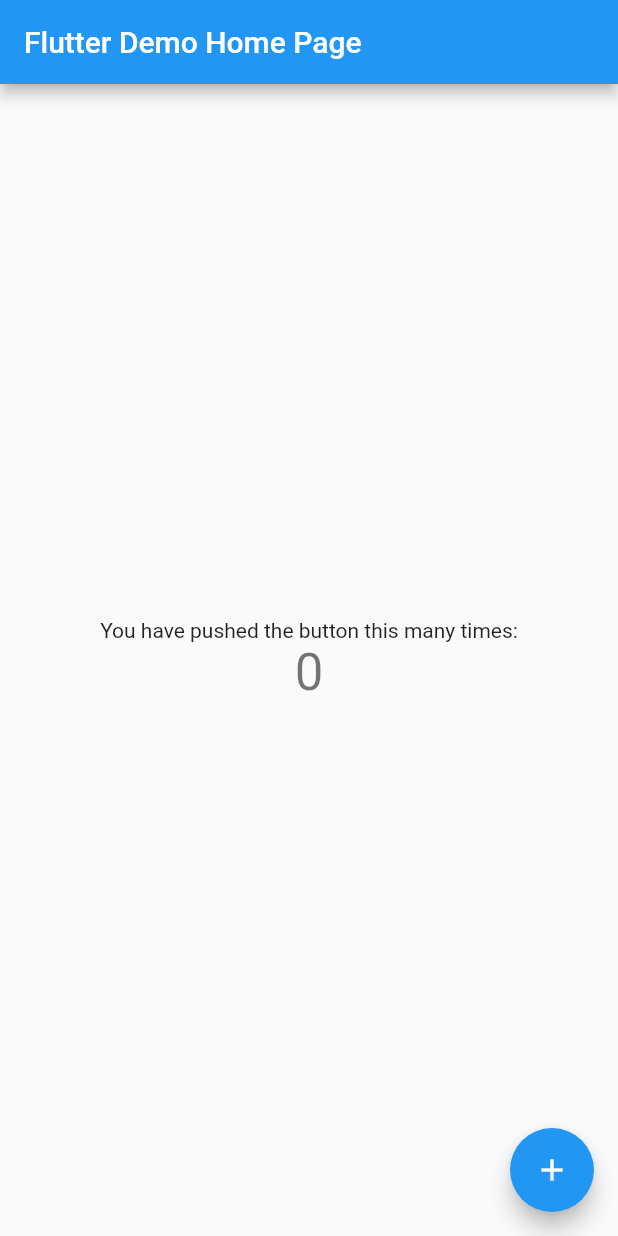
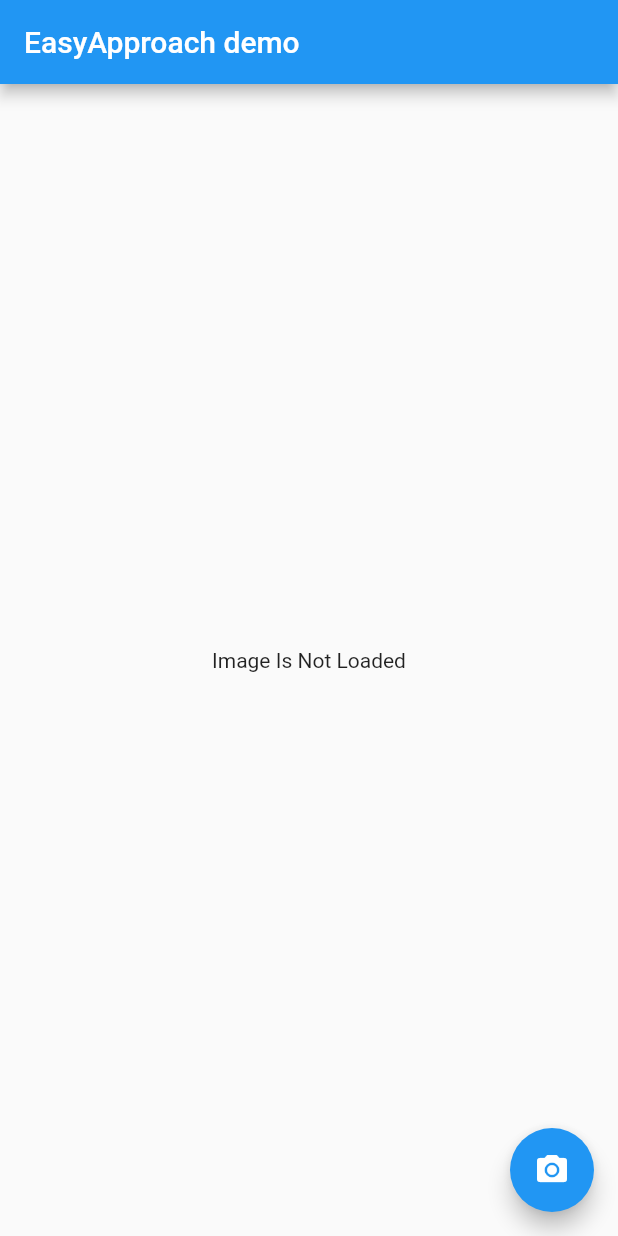
Before and after one commit to NDK1410/Flutter_Camera, a Flutter app: the screen it shows after launch, on a phone screen of 412 x 824 dp. Run offline on Flutter 3.47's test engine with Material 2 defaults, Android fonts, the phone set to English and light mode, and no system bars; our stand-ins replace image_picker.

Commit message:
EasyApproach-ImagePickerCameraGallery

```diff
--- a/lib/main.dart
+++ b/lib/main.dart
@@ -1,4 +1,6 @@
 import 'package:flutter/material.dart';
+import 'package:image_picker/image_picker.dart';
+import 'dart:io';
 
 void main() {
   runApp(MyApp());
@@ -12,26 +14,24 @@ class MyApp extends StatelessWidget {
       theme: ThemeData(
         primarySwatch: Colors.blue,
       ),
-      home: MyHomePage(title: 'Flutter Demo Home Page'),
+      home: MyHomePage(),
     );
   }
 }
 
 class MyHomePage extends StatefulWidget {
-  MyHomePage({Key key, this.title}) : super(key: key);
-
-  final String title;
-
   @override
   _MyHomePageState createState() => _MyHomePageState();
 }
 
 class _MyHomePageState extends State<MyHomePage> {
-  int _counter = 0;
+  File _image;
 
-  void _incrementCounter() {
+  Future getImage() async {
+    final image = await ImagePicker.pickImage(source: ImageSource.camera);
+
     setState(() {
-      _counter++;
+      _image = image;
     });
   }
 
@@ -39,26 +39,16 @@ class _MyHomePageState extends State<MyHomePage> {
   Widget build(BuildContext context) {
     return Scaffold(
       appBar: AppBar(
-        title: Text(widget.title),
+        title: Text("EasyApproach demo"),
       ),
       body: Center(
-        child: Column(
-          mainAxisAlignment: MainAxisAlignment.center,
-          children: <Widget>[
-            Text(
-              'You have pushed the button this many times:',
-            ),
-            Text(
-              '$_counter',
-              style: Theme.of(context).textTheme.headline4,
-            ),
-          ],
-        ),
-      ),
+          child: _image == null
+              ? Text("Image Is Not Loaded")
+              : Image.file(_image)),
       floatingActionButton: FloatingActionButton(
-        onPressed: _incrementCounter,
+        onPressed: getImage,
         tooltip: 'Increment',
-        child: Icon(Icons.add),
+        child: Icon(Icons.camera_alt),
       ),
     );
   }
```
Also changed, not shown: 2 other files.
